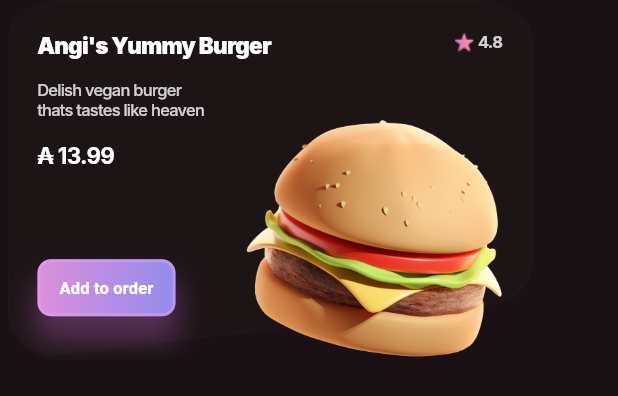
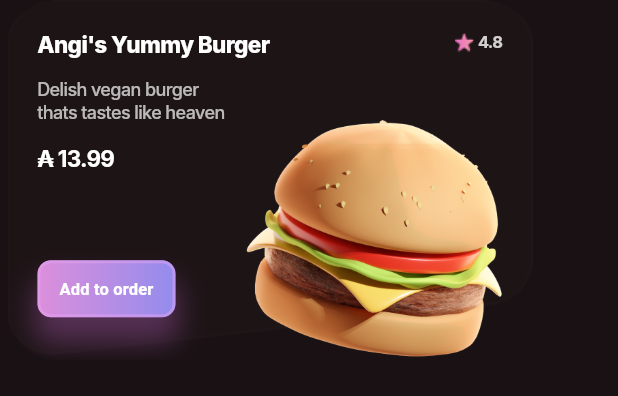
Before and after one commit to FerushT/flutter_4_7_1_jp_app, a Flutter app: the ItemCardBig widget shown alone on an empty page, opened directly, on a phone screen of 412 x 824 dp. Shown: the top 396 px of the screen. Run offline on Flutter 3.47's test engine with Material 3 defaults, Android fonts, the phone set to English and light mode, and no system bars; our stand-ins replace toggle_switch; missing offline and left inert: flutter_sficon; Roboto replaces fonts that are missing (Inter).

Commit message:
changed Textstyle

```diff
--- a/lib/src/features/home/presentation/widget/item_card_big.dart
+++ b/lib/src/features/home/presentation/widget/item_card_big.dart
@@ -45,14 +45,14 @@ class ItemCardBig extends StatelessWidget {
                                 fontSize: 15,
                                 fontFamily: "Inter",
                                 color: Colors.white,
-                                letterSpacing: -0.5,
-                                fontWeight: FontWeight.w900)),
+                                letterSpacing: -0.4,
+                                fontWeight: FontWeight.w800)),
                         Text("Delish vegan burger\nthats tastes like heaven",
                             style: TextStyle(
-                                fontSize: 11,
+                                fontSize: 12,
                                 fontFamily: "Inter",
-                                color: Colors.white.withOpacity(0.8),
-                                letterSpacing: -0.5,
+                                color: Colors.white.withOpacity(0.7),
+                                letterSpacing: -0.4,
                                 height: 0,
                                 fontWeight: FontWeight.w500)),
                         const Text(
```
